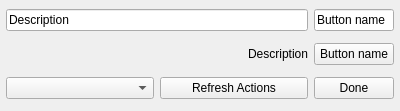
First picture: the form in src/ui/designer/QGCActionButton.ui, repository mavlink/qgroundcontrol, before the edit.
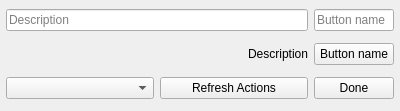
Second picture: the form after the edit.

The edit to the form file:
```diff
--- a/src/ui/designer/QGCActionButton.ui
+++ b/src/ui/designer/QGCActionButton.ui
@@ -61,14 +61,14 @@
    </item>
    <item row="0" column="2">
     <widget class="QLineEdit" name="editButtonName">
-     <property name="text">
+     <property name="placeholderText">
       <string>Button name</string>
      </property>
     </widget>
    </item>
    <item row="0" column="0" colspan="2">
     <widget class="QLineEdit" name="editNameLabel">
-     <property name="text">
+     <property name="placeholderText">
       <string>Description</string>
      </property>
     </widget>
```
